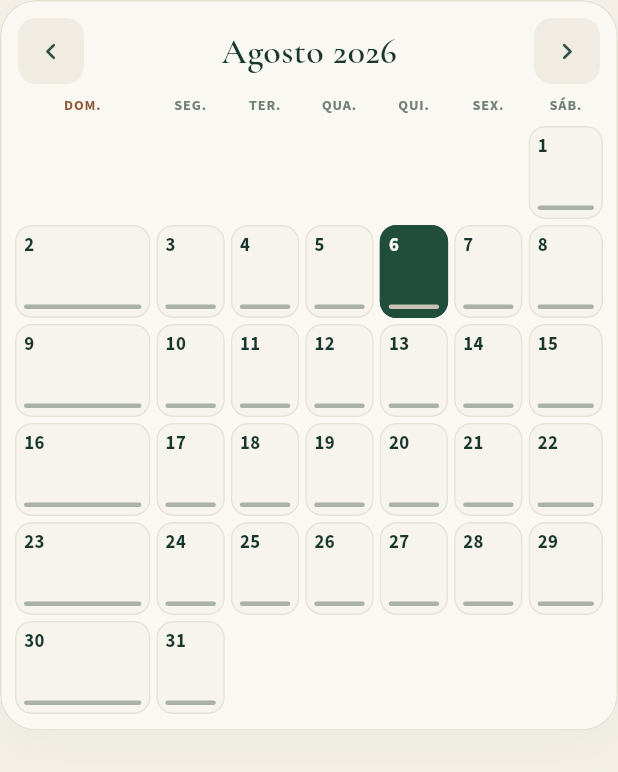
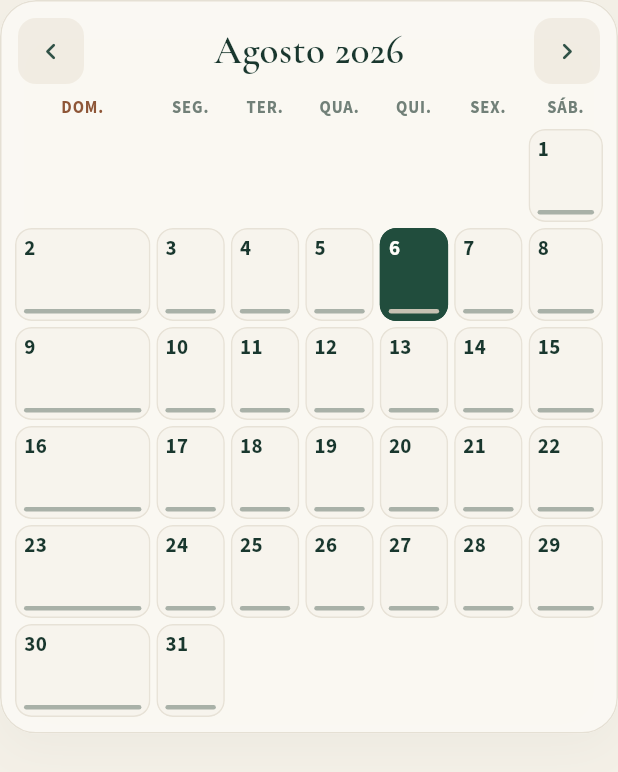
Before and after one commit to dodopok/lecionario-anglicano-app, a Flutter app: the MonthCalendar widget shown alone on an empty page, opened directly with empty values, on a phone screen of 412 x 824 dp. Shown: the top 772 px of the screen. Run offline on Flutter 3.47's test engine with Material 3 defaults, Android fonts, the phone set to English and light mode, and no system bars; our stand-ins replace google_fonts, shared_preferences; accounts and stored records are empty; network calls fail.

Commit message:
feat: raise the home type, and give the month the room it needs
Larger type where it is read: the day's date, its year and colour, the
month name, the weekday headers, the dates in the grid, and the reading
references. The card headers and the prayer book in the header follow.

That took height the month did not have, so the day card gets a compact
form on phones — tighter padding and a shorter title slot — and the
calendar cells trade a little chrome for text.

Measuring with real device insets showed the Sunday names had been
clipped mid-line on a phone all along: the earlier previews had ~80pt the
device does not give. A cell now counts how many lines of a name it can
hold and asks for exactly that many, with an ellipsis, and holds its
tongue below two. A tall phone reads "8º Domingo depois de Pe…"; a small
one shows the dates alone, with the name a tap away.

The date in a cell no longer wraps. A wide font or a large text setting
could break "15" across two lines and push the cell out of its row.

The layout tests now run at real phone geometry, insets included, on a
tall phone and a small one.

Co-Authored-By: Claude Opus 5 <noreply@anthropic.com>
Claude-Session: https://claude.ai/code/session_018Eds64zHUUhfzdjngxUsJB

```diff
--- a/lib/presentation/widgets/home_sections.dart
+++ b/lib/presentation/widgets/home_sections.dart
@@ -19,6 +19,7 @@ class DailyHero extends StatelessWidget {
     this.onToday,
     this.onTap,
     this.actionLabel,
+    this.compact = false,
     super.key,
   });
 
@@ -33,6 +34,9 @@ class DailyHero extends StatelessWidget {
   /// Makes the whole card tappable — used on phones to open today's readings.
   final VoidCallback? onTap;
   final String? actionLabel;
+
+  /// Tightens the card so the month below it keeps room to name its Sundays.
+  final bool compact;
 
   @override
   Widget build(BuildContext context) {
@@ -57,12 +61,14 @@ class DailyHero extends StatelessWidget {
           crossAxisAlignment: CrossAxisAlignment.stretch,
           children: [
             Padding(
-              padding: const EdgeInsets.fromLTRB(18, 16, 18, 14),
+              padding: compact
+                  ? const EdgeInsets.fromLTRB(18, 12, 18, 10)
+                  : const EdgeInsets.fromLTRB(18, 16, 18, 14),
               child: Column(
                 crossAxisAlignment: CrossAxisAlignment.start,
                 children: [
                   SizedBox(
-                    height: 24,
+                    height: compact ? 21 : 24,
                     child: Row(
                       children: [
                         Flexible(
@@ -72,7 +78,7 @@ class DailyHero extends StatelessWidget {
                             overflow: TextOverflow.ellipsis,
                             style: AppTypography.eyebrow(
                               color: AppColors.copperWash,
-                              size: 10,
+                              size: 11,
                             ),
                           ),
                         ),
@@ -88,14 +94,14 @@ class DailyHero extends StatelessWidget {
                     maxLines: 1,
                     overflow: TextOverflow.ellipsis,
                     style: AppTypography.ui(
-                      size: 13,
+                      size: 14.5,
                       weight: FontWeight.w500,
                       color: AppColors.white.withValues(alpha: .72),
                     ),
                   ),
-                  const SizedBox(height: 10),
+                  SizedBox(height: compact ? 7 : 10),
                   SizedBox(
-                    height: 56,
+                    height: compact ? 48 : 58,
                     child: isLoading
                         ? const _HeroTitleSkeleton()
                         : Align(
@@ -105,7 +111,7 @@ class DailyHero extends StatelessWidget {
                               maxLines: 2,
                               overflow: TextOverflow.ellipsis,
                               style: AppTypography.display(
-                                size: 27,
+                                size: compact ? 25 : 28,
                                 weight: FontWeight.w600,
                                 color: AppColors.white,
                                 height: 1.04,
@@ -114,7 +120,7 @@ class DailyHero extends StatelessWidget {
                           ),
                   ),
                   SizedBox(
-                    height: 18,
+                    height: 19,
                     child: isLoading
                         ? Align(
                             alignment: Alignment.centerLeft,
@@ -130,7 +136,7 @@ class DailyHero extends StatelessWidget {
                             maxLines: 1,
                             overflow: TextOverflow.ellipsis,
                             style: AppTypography.ui(
-                              size: 12,
+                              size: 13,
                               weight: FontWeight.w600,
                               color: AppColors.copperWash.withValues(alpha: .9),
                               letterSpacing: .2,
@@ -142,7 +148,9 @@ class DailyHero extends StatelessWidget {
             ),
             if (showAction)
               Container(
-                padding: const EdgeInsets.fromLTRB(18, 11, 14, 12),
+                padding: compact
+                    ? const EdgeInsets.fromLTRB(18, 8, 14, 9)
+                    : const EdgeInsets.fromLTRB(18, 11, 14, 12),
                 decoration: BoxDecoration(
                   color: AppColors.white.withValues(alpha: .07),
                   border: Border(
@@ -159,7 +167,7 @@ class DailyHero extends StatelessWidget {
                         maxLines: 1,
                         overflow: TextOverflow.ellipsis,
                         style: AppTypography.ui(
-                          size: 13,
+                          size: 14,
                           weight: FontWeight.w700,
                           color: AppColors.copperWash,
                         ),
@@ -383,7 +391,7 @@ class MonthCalendar extends StatelessWidget {
                     copy.monthYear(month),
                     maxLines: 1,
                     overflow: TextOverflow.ellipsis,
-                    style: AppTypography.display(size: 24, height: 1),
+                    style: AppTypography.display(size: 26, height: 1),
                   ),
                 ),
               ),
@@ -410,7 +418,7 @@ class MonthCalendar extends StatelessWidget {
                     textAlign: TextAlign.center,
                     maxLines: 1,
                     style: AppTypography.ui(
-                      size: 9.5,
+                      size: 11,
                       weight: FontWeight.w700,
                       color: column == sundayColumn
                           ? AppColors.copperDark
@@ -477,12 +485,20 @@ class _DayCell extends StatelessWidget {
           child: ClipRect(
             child: LayoutBuilder(
               builder: (context, constraints) {
-                final number = Text(
-                  '${date.day}',
-                  style: AppTypography.ui(
-                    size: 12.5,
-                    weight: FontWeight.w700,
-                    color: numberColor,
+                // Never wraps: a two-line date would push the cell out of the
+                // row under a wide font or a large text setting.
+                final number = FittedBox(
+                  fit: BoxFit.scaleDown,
+                  alignment: Alignment.centerLeft,
+                  child: Text(
+                    '${date.day}',
+                    maxLines: 1,
+                    softWrap: false,
+                    style: AppTypography.ui(
+                      size: 14,
+                      weight: FontWeight.w700,
+                      color: numberColor,
+                    ),
                   ),
                 );
 
@@ -495,10 +511,18 @@ class _DayCell extends StatelessWidget {
                 }
 
                 final roomy = constraints.maxHeight >= 46;
+                // How many lines of a name the cell can actually hold, once
+                // the date, the colour bar and the padding have taken theirs.
+                final labelLines =
+                    ((constraints.maxHeight - _cellChrome) / _labelLineHeight)
+                        .floor()
+                        .clamp(0, 3);
+                // One clipped line reads worse than the date on its own, so a
+                // name waits until two fit.
                 final showLabel =
                     label != null &&
                     !isLoading &&
-                    roomy &&
+                    labelLines >= 2 &&
                     constraints.maxWidth >= 54;
                 // A named Sunday keeps its name and the feast it also carries
                 // gets a mark; a cell too narrow to name anything gets one too.
@@ -521,7 +545,7 @@ class _DayCell extends StatelessWidget {
                       );
                 return Padding(
                   padding: roomy
-                      ? const EdgeInsets.fromLTRB(6, 5, 6, 6)
+                      ? const EdgeInsets.fromLTRB(6, 4, 6, 5)
                       : const EdgeInsets.fromLTRB(5, 3, 5, 4),
                   child: Column(
                     crossAxisAlignment: CrossAxisAlignment.start,
@@ -529,7 +553,7 @@ class _DayCell extends StatelessWidget {
                       if (showLabel && marker != null)
                         Row(
                           children: [
-                            number,
+                            Flexible(child: number),
                             const SizedBox(width: 5),
                             marker,
                           ],
@@ -542,12 +566,12 @@ class _DayCell extends StatelessWidget {
                             padding: const EdgeInsets.only(top: 2),
                             child: Text(
                               label,
-                              maxLines: 3,
+                              maxLines: labelLines,
                               overflow: TextOverflow.ellipsis,
                               style: AppTypography.ui(
-                                size: 9,
+                                size: _labelSize,
                                 weight: FontWeight.w600,
-                                height: 1.12,
+                                height: _labelLineHeight / _labelSize,
                                 color: isToday
                                     ? AppColors.copperWash
                                     : AppColors.muted,
@@ -566,7 +590,7 @@ class _DayCell extends StatelessWidget {
                                   child: marker,
                                 ),
                         ),
-                      SizedBox(height: roomy ? 4 : 2),
+                      SizedBox(height: roomy ? 3 : 2),
                       isLoading
                           ? SkeletonBox(height: roomy ? 3 : 2.5, radius: 3)
                           : Container(
@@ -754,7 +778,7 @@ class _ReadingRow extends StatelessWidget {
                       Text(
                         label,
                         style: AppTypography.ui(
-                          size: 11,
+                          size: 12,
                           weight: FontWeight.w700,
                           color: AppColors.muted,
                           letterSpacing: .4,
@@ -766,7 +790,7 @@ class _ReadingRow extends StatelessWidget {
                         maxLines: 2,
                         overflow: TextOverflow.ellipsis,
                         style: AppTypography.display(
-                          size: 20,
+                          size: 21,
                           weight: FontWeight.w600,
                           height: 1.05,
                         ),
@@ -931,6 +955,13 @@ extension _FirstOrNull<T> on Iterable<T> {
   T? get firstOrNull => isEmpty ? null : first;
 }
 
+const _labelSize = 10.0;
+const _labelLineHeight = 11.5;
+
+/// Everything in a roomy cell that is not the name: padding, the date and the
+/// liturgical colour bar.
+const _cellChrome = 32.0;
+
 /// Which column a weekday falls in, for a week starting on [firstWeekday].
 int _column(int weekday, int firstWeekday) => (weekday - firstWeekday + 7) % 7;
 
```
Also changed, not shown: lib/presentation/screens/home_screen.dart (+7 -6 lines), 2 other files.
